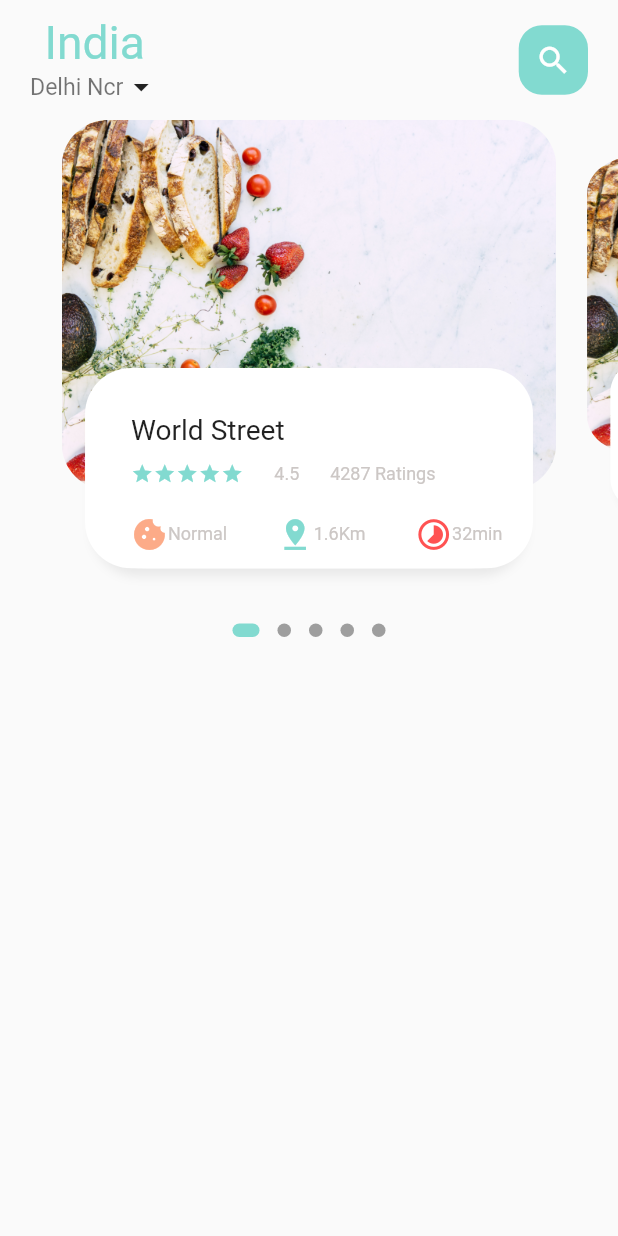
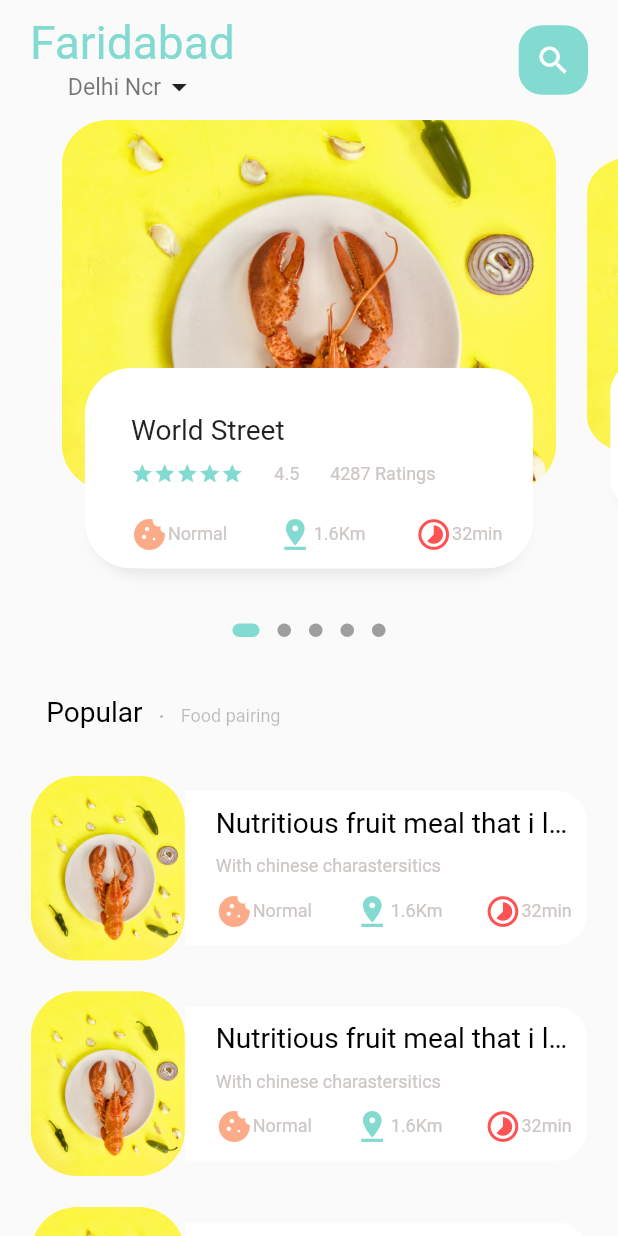
Before and after one commit to mohit-52/Flutter-E-commerce-app, a Flutter app: the screen it shows after launch, on a phone screen of 412 x 824 dp. Run offline on Flutter 3.47's test engine with Material 2 defaults, Android fonts, the phone set to English and light mode, and no system bars; drawn by our look-alikes of dots_indicator; our stand-ins replace get, google_fonts, smooth_page_indicator.

Commit message:
Home Screen completed with popular tab

```diff
--- a/lib/home/food_page_body.dart
+++ b/lib/home/food_page_body.dart
@@ -16,6 +16,8 @@ class FoodPageBody extends StatefulWidget {
 }
 
 class _FoodPageBodyState extends State<FoodPageBody> {
+
+  // Variables
   PageController pageController = PageController(viewportFraction: 0.85);
   var _currentPageValue = 0.0;
   double _scaleFactor = 0.8;
@@ -23,6 +25,7 @@ class _FoodPageBodyState extends State<FoodPageBody> {
   double _height = Dimensions.pageViewContainer;
   double _textHeight = Dimensions.pageViewTextContainer;
 
+  // Functions
   @override
   void initState() {
     super.initState();
@@ -43,7 +46,7 @@ class _FoodPageBodyState extends State<FoodPageBody> {
     // print('Screen Size is ${MediaQuery.of(context).size.height}');
     return Column(
       children: [
-        // Page View Builder for Image Card and Info Card and Transform Animation
+        // Page View Builder for Image Card and Info Card Slider Section
         Container(
           height: _Masterheight,
           color: Colors.transparent,
@@ -63,53 +66,172 @@ class _FoodPageBodyState extends State<FoodPageBody> {
             activeColor: AppColors.mainColor,
             size: const Size.square(9.0),
             activeSize: const Size(18.0, 9.0),
-    activeShape: RoundedRectangleBorder(borderRadius: BorderRadius.circular(5.0)),
+            activeShape: RoundedRectangleBorder(
+                borderRadius: BorderRadius.circular(5.0)),
+          ),
+        ),
+
+        //  Popular Text
+        SizedBox(height: Dimensions.height30,),
+        Container(
+          margin: EdgeInsets.only(left: Dimensions.width30),
+          child: Row(
+            crossAxisAlignment: CrossAxisAlignment.end,
+            children: [
+              BigText(text: 'Popular'),
+              SizedBox(width: Dimensions.width10,),
+              Container(
+                margin: EdgeInsets.only(bottom: 3),
+                child: BigText(text: '.', color: Colors.black26,),
+              ),
+              SizedBox(width: Dimensions.width10,),
+              Container(
+                margin: EdgeInsets.only(bottom: 2),
+                child: SmallText(text: 'Food pairing', color: Colors.black26,),
+              ),
+            ],
+          ),
+        ),
+        // List of other restraunts
+        SizedBox(height: Dimensions.height30,),
+        ListView.builder(
+              shrinkWrap: true,
+              physics: NeverScrollableScrollPhysics(),
+              itemCount: 10,
+              itemBuilder: (context, index) {
+            return Container(
+              margin: EdgeInsets.only(left: Dimensions.width20, right: Dimensions.width20, bottom: Dimensions.width20),
+              child: Row(
+                children: [
+                  // Image Container
+                  Container(
+                    height: Dimensions.listViewImageheight120,
+                    width:Dimensions.listViewImageWidth100,
+                    decoration: BoxDecoration(
+                        borderRadius: BorderRadius.circular(Dimensions.radius30),
+                        color: Colors.white38,
+                        image: DecorationImage(
+                            image: AssetImage(foodImage1), fit: BoxFit.cover
+                        )
+                    ),
+                  ),
+                  // Text
+                  Expanded(
+                    child: Container(
+                      height: Dimensions.listViewImageheight100,
+                      padding: EdgeInsets.all(Dimensions.radius10),
+                      decoration: BoxDecoration(
+                        borderRadius: BorderRadius.only(
+                          topRight: Radius.circular(Dimensions.radius20),
+                          bottomRight: Radius.circular(Dimensions.radius20),
+                        ),
+                        color: Colors.white
+                      ),
+                      child: Padding(
+                        padding: EdgeInsets.only(left: Dimensions.width10),
+                        child: Column(
+                          crossAxisAlignment: CrossAxisAlignment.start,
+                          mainAxisAlignment: MainAxisAlignment.center,
+                          children: [
+                            BigText(text: 'Nutritious fruit meal that i love '),
+                            SizedBox(height: Dimensions.height10,),
+                            SmallText(text: 'With chinese charastersitics'),
+                            SizedBox(height: Dimensions.height10,),
+
+                            Row(
+                              mainAxisAlignment: MainAxisAlignment.spaceBetween,
+                              children: [
+                                IconTextWidget(
+                                  icon: Icons.cookie,
+                                  iconColor: AppColors.iconColor2,
+                                  text: "Normal",
+                                ),
+                                IconTextWidget(
+                                  icon: Icons.pin_drop,
+                                  iconColor: AppColors.mainColor,
+                                  text: "1.6Km",
+                                ),
+                                IconTextWidget(
+                                  icon: Icons.timelapse_sharp,
+                                  iconColor: Colors.redAccent,
+                                  text: "32min",
+                                ),
+                              ],
+                            ),
+                          ],
+                        ),
+                      ),
                     ),
                   )
                 ],
+              ),
+
+            );
+          }),
+
+      ],
     );
   }
+
 // Function for Image Card and Info Card and Transform Animation
   Widget _buildPageItem(int index) {
     Matrix4 matrix = new Matrix4.identity();
+
+    // Current card transform
     if (index == _currentPageValue.floor()) {
       var currScale = 1 - (_currentPageValue - index) * (1 - _scaleFactor);
       var currTrans = _height * (1 - currScale) / 2;
       matrix = Matrix4.diagonal3Values(1, currScale, 1)
         ..setTranslationRaw(0, currTrans, 0);
-    } else if (index == _currentPageValue.floor() + 1) {
+    }
+    // Next card transform
+    else if (index == _currentPageValue.floor() + 1) {
       var currScale =
           _scaleFactor + (_currentPageValue - index + 1) * (1 - _scaleFactor);
       var currTrans = _height * (1 - currScale) / 2;
       matrix = Matrix4.diagonal3Values(1, currScale, 1)
         ..setTranslationRaw(0, currTrans, 0);
-    } else if (index == _currentPageValue.floor() - 1) {
+    }
+    // Previous card transform
+    else if (index == _currentPageValue.floor() - 1) {
       var currScale = 1 - (_currentPageValue - index) * (1 - _scaleFactor);
       var currTrans = _height * (1 - currScale) / 2;
       matrix = Matrix4.diagonal3Values(1, currScale, 1)
         ..setTranslationRaw(0, currTrans, 0);
-    } else {
+    }
+    // Card transform
+    else {
       var currScale = 0.8;
       matrix = Matrix4.diagonal3Values(1, currScale, 1)
         ..setTranslationRaw(0, _height * (1 - currScale) / 2, 0);
     }
+
     return Transform(
       transform: matrix,
       child: Stack(
         children: [
+          // Image Card with food image
           Container(
-            margin: EdgeInsets.only(left: Dimensions.height10, right: Dimensions.height10),
+            margin: EdgeInsets.only(
+                left: Dimensions.height10, right: Dimensions.height10),
             height: _height,
             decoration: BoxDecoration(
                 borderRadius: BorderRadius.circular(Dimensions.radius30),
                 image: DecorationImage(
                     fit: BoxFit.cover, image: AssetImage(foodImage1))),
           ),
+
+          // Text Card
           Align(
             alignment: Alignment.bottomCenter,
+            // Text Card Container
             child: Container(
-                margin: EdgeInsets.only(left: Dimensions.width30, right: Dimensions.width30, bottom: Dimensions.height30),
-                padding: EdgeInsets.only(left: Dimensions.width10, top: Dimensions.height15),
+                margin: EdgeInsets.only(
+                    left: Dimensions.width30,
+                    right: Dimensions.width30,
+                    bottom: Dimensions.height30),
+                padding: EdgeInsets.only(
+                    left: Dimensions.width10, top: Dimensions.height15),
                 height: _textHeight,
                 decoration: BoxDecoration(
                     borderRadius: BorderRadius.circular(Dimensions.radius30),
@@ -117,36 +239,39 @@ class _FoodPageBodyState extends State<FoodPageBody> {
                       BoxShadow(
                           color: Color(0xFFe8e8e8),
                           blurRadius: 5.0,
-                        offset: Offset(0,5)
-                      ),
-                      BoxShadow(
-                        color: Colors.white,
-                        offset: Offset(-5,0)
-                      ),
-                      BoxShadow(
-                          color: Colors.white,
-                          offset: Offset(5,0)
-                      ),
+                          offset: Offset(0, 5)),
+                      BoxShadow(color: Colors.white, offset: Offset(-5, 0)),
+                      BoxShadow(color: Colors.white, offset: Offset(5, 0)),
                     ],
                     color: Colors.white),
+
+                // Text card Details container
                 child: Container(
-                  padding: EdgeInsets.only(top: Dimensions.height15, left: Dimensions.width15, right: Dimensions.width15),
+                  padding: EdgeInsets.only(
+                      top: Dimensions.height15,
+                      left: Dimensions.width15,
+                      right: Dimensions.width15),
                   child: Column(
                     crossAxisAlignment: CrossAxisAlignment.start,
                     children: [
+                      // Restraunt Name
                       BigText(
                         text: 'World Street',
                         color: Colors.black87,
                       ),
+
                       SizedBox(
                         height: Dimensions.height10,
                       ),
+
+                      // Text Card Middle options
                       Row(
                         children: [
                           Wrap(
                               children: List.generate(
                                 5,
-                            (index) => Icon(
+                                    (index) =>
+                                    Icon(
                                       Icons.star,
                                       color: AppColors.mainColor,
                                       size: 15,
@@ -163,8 +288,10 @@ class _FoodPageBodyState extends State<FoodPageBody> {
                         ],
                       ),
                       SizedBox(
-                        height: Dimensions.height20,
+                          height: Dimensions.height20
                       ),
+
+                      // Text Card bottom options
                       Row(
                         mainAxisAlignment: MainAxisAlignment.spaceBetween,
                         children: [
--- a/lib/home/main_food_page.dart
+++ b/lib/home/main_food_page.dart
@@ -27,7 +27,7 @@ class MainFoodPage extends StatelessWidget {
                   // Country and State
                   Column(
                     children: [
-                      BigText(text: 'India', color: AppColors.mainColor, size: Dimensions.height30,),
+                      BigText(text: 'Faridabad', color: AppColors.mainColor, size: Dimensions.height30,),
                       Row(
                         children: [
                           SmallText(text: 'Delhi Ncr', color: Colors.black54, size: Dimensions.height15,),
@@ -56,7 +56,11 @@ class MainFoodPage extends StatelessWidget {
 
             ),
             // Food Page Body
-            FoodPageBody(),
+            Expanded(
+              child: SingleChildScrollView(
+                child: FoodPageBody(),
+              ),
+            )
           ],
         ),
 
--- a/lib/utils/dimensions.dart
+++ b/lib/utils/dimensions.dart
@@ -15,12 +15,14 @@ class Dimensions {
   static double height30 = screenHeight / 26.76;
   static double height45 = screenHeight / 17.84;
 
+
   // Dynamic width for padding and margin
   static double width10 = screenHeight / 80.2;
   static double width15 = screenHeight / 53.52;
   static double width20 = screenHeight / 40.1;
   static double width30 = screenHeight / 26.76;
   static double width45 = screenHeight / 17.84;
+
 
 // Dynamic Font Sizes
   static double font20 = screenHeight / 44;
@@ -34,4 +36,12 @@ class Dimensions {
   static double radius15 = screenHeight / 53.52;
   static double radius20 = screenHeight / 40.1;
   static double radius30 = screenHeight / 26.76;
+
+  // ListView Sizes
+  static double listViewImageheight100 = screenHeight / 8.02;
+  static double listViewImageheight120 = screenHeight / 6.69;
+
+  static double listViewImageWidth100 = screenHeight / 8.02;
+  static double listViewImageWidth120 = screenHeight / 6.69;
+
 }
--- a/lib/utils/image_strings.dart
+++ b/lib/utils/image_strings.dart
@@ -1 +1 @@
-const String foodImage1 = "assets/images/food01.jpg";
+const String foodImage1 = "assets/images/food02.jpg";
```
Also changed, not shown: assets/images/food02.jpg (added). Lines whose indentation alone changed are shown as unchanged.
